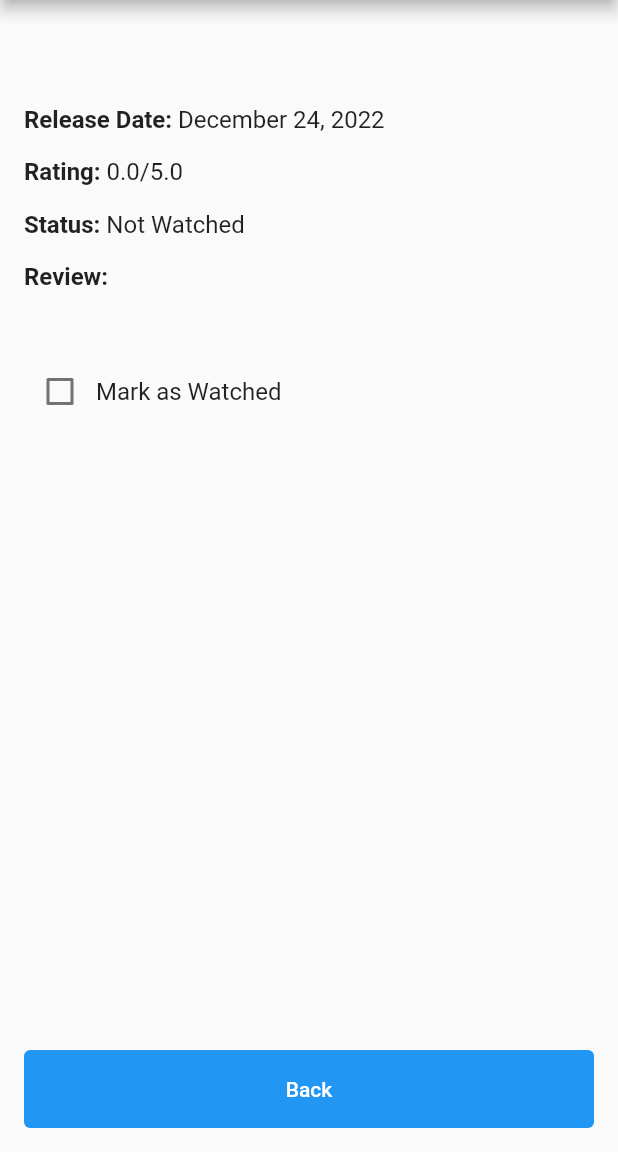
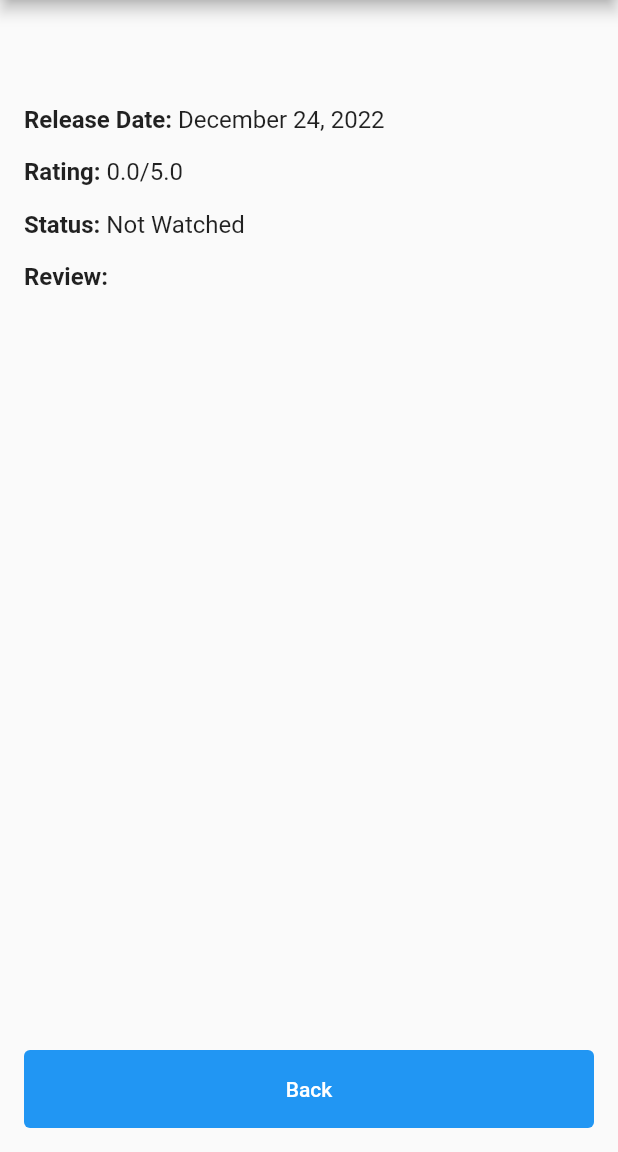
Before and after one commit to rorre/pbp-flutter-lab, a Flutter app: the WatchDetailPage screen opened directly with empty values, on a phone screen of 412 x 824 dp, the part 84-1236 px from its top. Run offline on Flutter 3.47's test engine with Material 2 defaults, Android fonts, the phone set to English and light mode, and no system bars; network calls fail.

Commit message:
I put the thing in the wrong page

```diff
--- a/lib/watchlist/detail.dart
+++ b/lib/watchlist/detail.dart
@@ -53,8 +53,6 @@ class WatchDetailPage extends StatefulWidget {
 }
 
 class _WatchDetailPageState extends State<WatchDetailPage> {
-  late bool _hasWatched = widget.watchData.fields.watched;
-
   @override
   Widget build(BuildContext context) {
     final releaseDate = widget.watchData.fields.releaseDate;
@@ -108,23 +106,6 @@ class _WatchDetailPageState extends State<WatchDetailPage> {
               widget.watchData.fields.review,
               style: const TextStyle(fontSize: 16),
             ),
-            const SizedBox(height: 16.0),
-            Row(
-              children: [
-                Checkbox(
-                  value: _hasWatched,
-                  onChanged: (bool? value) {
-                    setState(() {
-                      _hasWatched = value!;
-                    });
-                  },
-                ),
-                const Text(
-                  "Mark as Watched",
-                  style: TextStyle(fontSize: 16),
-                ),
-              ],
-            ),
             const Spacer(),
             Row(
               children: [
```
Also changed, not shown: lib/watchlist/listing.dart (+24 -4 lines).
